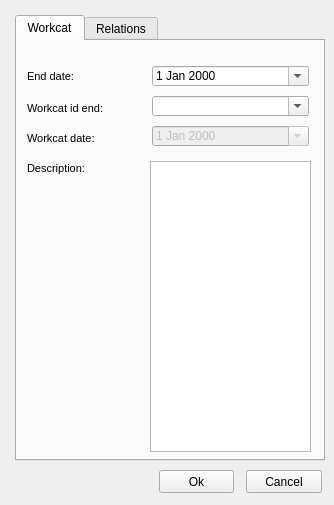
The window that ui/workcat_end.ui (Giswater/giswater_qgis_plugin) describes before a commit, drawn with Qt 5.
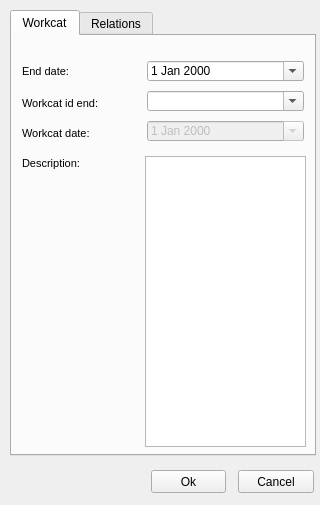
The same window after the commit. Icons and pictures are not drawn.

Commit message: Enhance some forms

The edit to the form file:
```diff
--- a/ui/workcat_end.ui
+++ b/ui/workcat_end.ui
@@ -6,7 +6,7 @@
    <rect>
     <x>0</x>
     <y>0</y>
-    <width>334</width>
+    <width>320</width>
     <height>505</height>
    </rect>
   </property>
@@ -16,9 +16,9 @@
   <widget class="QTabWidget" name="tabWidget">
    <property name="geometry">
     <rect>
-     <x>15</x>
-     <y>15</y>
-     <width>310</width>
+     <x>10</x>
+     <y>10</y>
+     <width>306</width>
      <height>446</height>
     </rect>
    </property>
@@ -390,7 +390,7 @@
   <widget class="QPushButton" name="btn_cancel">
    <property name="geometry">
     <rect>
-     <x>246</x>
+     <x>238</x>
      <y>470</y>
      <width>76</width>
      <height>23</height>
@@ -403,7 +403,7 @@
   <widget class="QPushButton" name="btn_accept">
    <property name="geometry">
     <rect>
-     <x>159</x>
+     <x>151</x>
      <y>470</y>
      <width>75</width>
      <height>23</height>
```
The commit also changes 4 other files.
